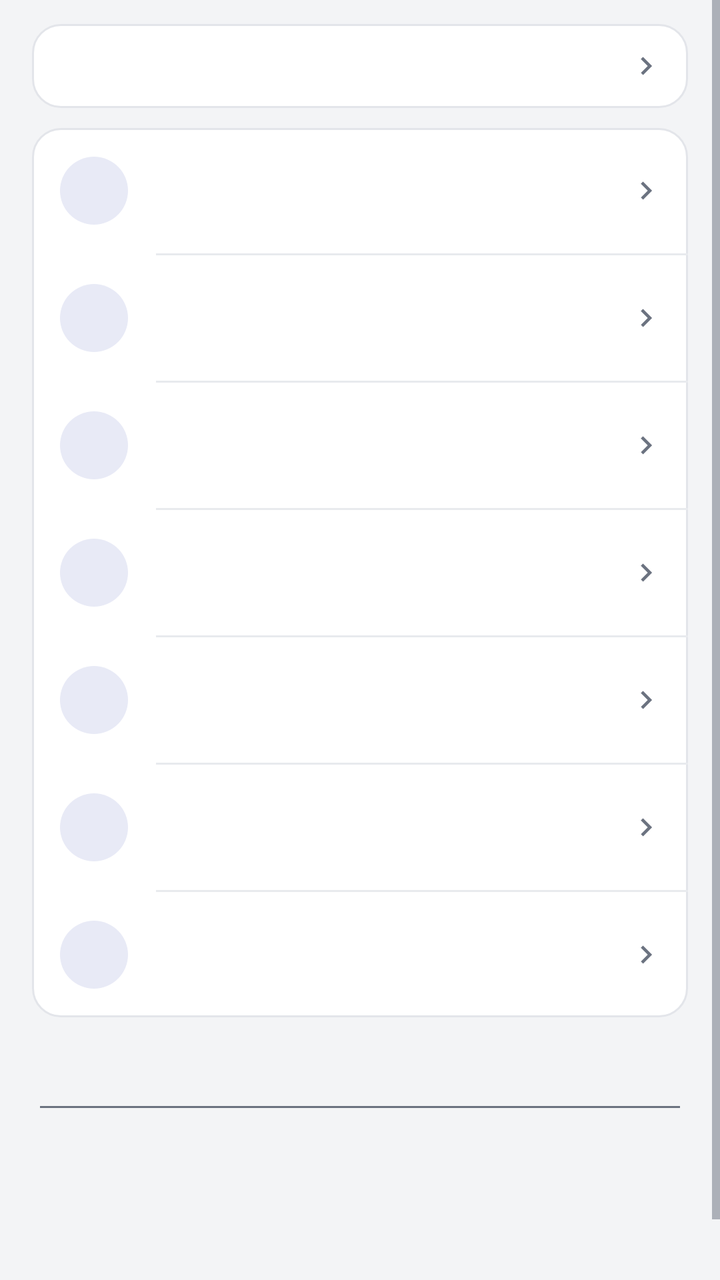
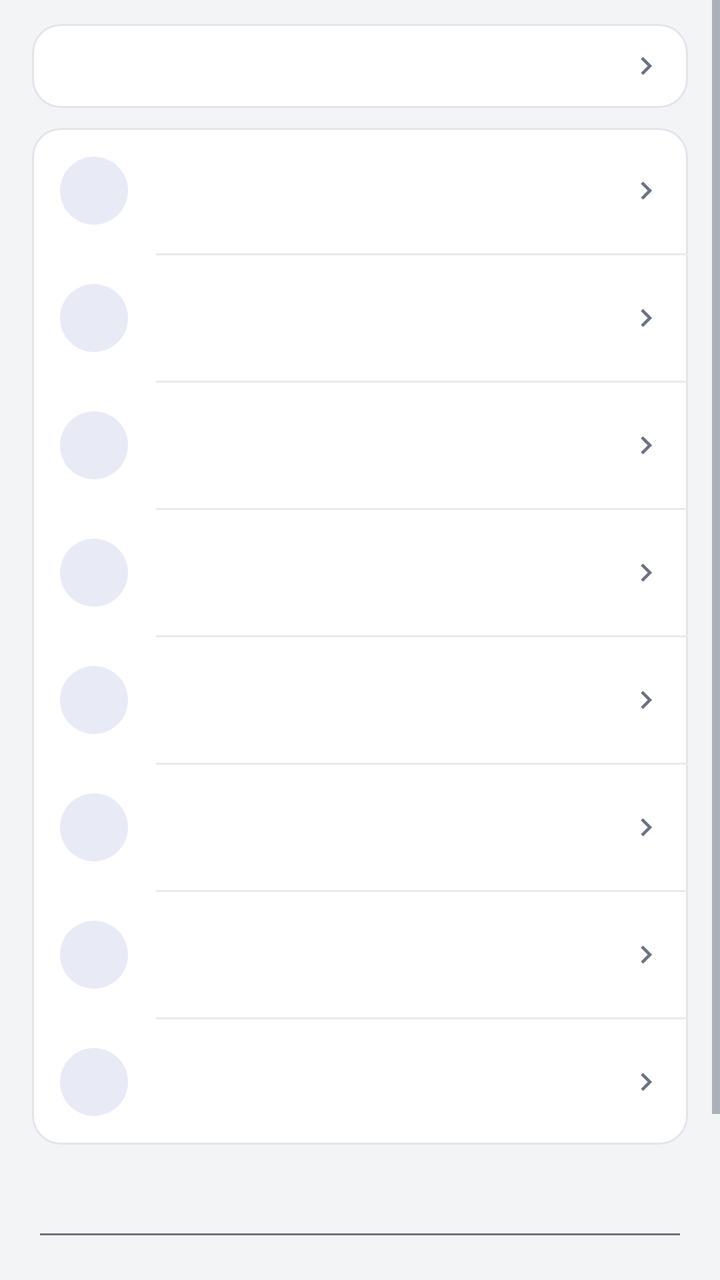

Compare the two renders of this Android layout. The source of the first and the diff that turns it into the second are given below.
<!-- AndroidManifest.xml: activity theme AppTheme -->
<!-- res/layout/activity_mods.xml -->
<?xml version="1.0" encoding="utf-8"?>
<ScrollView xmlns:android="http://schemas.android.com/apk/res/android"
    android:id="@+id/root"
    android:layout_width="match_parent"
    android:layout_height="match_parent"
    android:background="@color/bg"
    android:fillViewport="true"
    android:scrollbars="vertical">

    <LinearLayout
        android:layout_width="match_parent"
        android:layout_height="wrap_content"
        android:orientation="vertical">

        <LinearLayout
            android:layout_width="match_parent"
            android:layout_height="wrap_content"
            android:orientation="vertical"
            android:paddingStart="@dimen/page_pad"
            android:paddingEnd="@dimen/page_pad"
            android:paddingTop="12dp"
            android:paddingBottom="14dp">

            
            <LinearLayout
                android:id="@+id/mods_status_box"
                android:layout_width="match_parent"
                android:layout_height="wrap_content"
                android:orientation="vertical"
                android:background="@drawable/card_bg_press"
                android:clickable="true"
                android:focusable="false"
                android:paddingStart="14dp"
                android:paddingEnd="12dp"
                android:paddingTop="12dp"
                android:paddingBottom="12dp">

                <LinearLayout
                    android:layout_width="match_parent"
                    android:layout_height="wrap_content"
                    android:orientation="horizontal"
                    android:gravity="center_vertical">

                    <TextView
                        android:id="@+id/mods_summary"
                        android:layout_width="0dp"
                        android:layout_height="wrap_content"
                        android:layout_weight="1"
                        android:singleLine="true"
                        android:ellipsize="end"
                        android:textSize="13sp"
                        android:textColor="@color/fg_muted" />

                    <ImageView
                        android:id="@+id/mods_chevron"
                        android:layout_width="@dimen/row_chevron"
                        android:layout_height="@dimen/row_chevron"
                        android:layout_marginStart="8dp"
                        android:src="@drawable/ic_chevron"
                        android:tint="@color/fg_muted" />
                </LinearLayout>

                
                <TextView
                    android:id="@+id/mods_fail_note"
                    android:layout_width="match_parent"
                    android:layout_height="wrap_content"
                    android:paddingTop="6dp"
                    android:textSize="13sp"
                    android:lineSpacingExtra="2dp"
                    android:textColor="@color/fg"
                    android:visibility="gone" />

                
                <TextView
                    android:id="@+id/mods_verdict"
                    android:layout_width="match_parent"
                    android:layout_height="wrap_content"
                    android:paddingTop="6dp"
                    android:textSize="13sp"
                    android:lineSpacingExtra="2dp"
                    android:textColor="@color/fg"
                    android:visibility="gone" />

                <TextView
                    android:id="@+id/mods_detail"
                    android:layout_width="match_parent"
                    android:layout_height="wrap_content"
                    android:paddingTop="8dp"
                    android:textSize="11sp"
                    android:lineSpacingExtra="4dp"
                    android:textColor="@color/fg_muted"
                    android:visibility="gone" />
            </LinearLayout>

            
            <LinearLayout
                android:layout_width="match_parent"
                android:layout_height="wrap_content"
                android:layout_marginTop="@dimen/card_gap"
                android:orientation="vertical"
                android:background="@drawable/card_bg">

                <include
                    android:id="@+id/row_mod_slot"
                    layout="@layout/row_action"
                    android:layout_width="match_parent"
                    android:layout_height="wrap_content" />

                <View
                    android:id="@+id/div_mod_slot"
                    android:layout_width="match_parent"
                    android:layout_height="1dp"
                    android:layout_marginStart="62dp"
                    android:background="@color/divider" />

                
                <include
                    android:id="@+id/row_mod_import"
                    layout="@layout/row_action"
                    android:layout_width="match_parent"
                    android:layout_height="wrap_content" />

                <View
                    android:layout_width="match_parent"
                    android:layout_height="1dp"
                    android:layout_marginStart="62dp"
                    android:background="@color/divider" />

                <include
                    android:id="@+id/row_mod_copy"
                    layout="@layout/row_action"
                    android:layout_width="match_parent"
                    android:layout_height="wrap_content" />

                <View
                    android:layout_width="match_parent"
                    android:layout_height="1dp"
                    android:layout_marginStart="62dp"
                    android:background="@color/divider" />

                
                <include
                    android:id="@+id/row_mod_export"
                    layout="@layout/row_action"
                    android:layout_width="match_parent"
                    android:layout_height="wrap_content" />

                <View
                    android:layout_width="match_parent"
                    android:layout_height="1dp"
                    android:layout_marginStart="62dp"
                    android:background="@color/divider" />

                
                <include
                    android:id="@+id/row_mod_conflict"
                    layout="@layout/row_action"
                    android:layout_width="match_parent"
                    android:layout_height="wrap_content" />

                <View
                    android:layout_width="match_parent"
                    android:layout_height="1dp"
                    android:layout_marginStart="62dp"
                    android:background="@color/divider" />

                <include
                    android:id="@+id/row_mod_filter"
                    layout="@layout/row_action"
                    android:layout_width="match_parent"
                    android:layout_height="wrap_content" />

                <View
                    android:layout_width="match_parent"
                    android:layout_height="1dp"
                    android:layout_marginStart="62dp"
                    android:background="@color/divider" />

                <include
                    android:id="@+id/row_mod_batch"
                    layout="@layout/row_action"
                    android:layout_width="match_parent"
                    android:layout_height="wrap_content" />
            </LinearLayout>
        </LinearLayout>

        
        <EditText
            android:id="@+id/mod_search"
            android:layout_width="match_parent"
            android:layout_height="wrap_content"
            android:layout_marginStart="@dimen/page_pad"
            android:layout_marginEnd="@dimen/page_pad"
            android:layout_marginTop="2dp"
            android:inputType="text"
            android:maxLength="60"
            android:singleLine="true"
            android:textColor="@color/fg"
            android:textColorHint="@color/fg_muted"
            android:textSize="15sp" />

        
        <TextView
            android:id="@+id/mod_filtered"
            android:layout_width="match_parent"
            android:layout_height="wrap_content"
            android:paddingStart="@dimen/page_pad"
            android:paddingEnd="@dimen/page_pad"
            android:paddingTop="6dp"
            android:textColor="@color/fg_muted"
            android:textSize="12sp"
            android:visibility="gone" />
        
        <LinearLayout
            android:id="@+id/mod_container"
            android:layout_width="match_parent"
            android:layout_height="wrap_content"
            android:orientation="vertical"
            android:paddingStart="@dimen/page_pad"
            android:paddingEnd="@dimen/page_pad"
            android:paddingBottom="12dp" />

        <TextView
            android:id="@+id/mod_empty"
            android:layout_width="match_parent"
            android:layout_height="wrap_content"
            android:padding="28dp"
            android:gravity="center"
            android:textAlignment="center"
            android:textSize="13sp"
            android:lineSpacingExtra="4dp"
            android:textColor="@color/fg_muted" />

        
        <View
            android:layout_width="match_parent"
            android:layout_height="@dimen/page_bottom_space" />
    </LinearLayout>
</ScrollView>
<!-- res/layout/row_action.xml (included above) -->
<?xml version="1.0" encoding="utf-8"?>
<LinearLayout xmlns:android="http://schemas.android.com/apk/res/android"
    android:layout_width="match_parent"
    android:layout_height="wrap_content"
    android:orientation="horizontal"
    android:gravity="center_vertical"
    android:background="?android:attr/selectableItemBackground"
    android:clickable="true"
    android:focusable="false"
    android:paddingStart="14dp"
    android:paddingEnd="12dp"
    android:paddingTop="12dp"
    android:paddingBottom="12dp">

    <FrameLayout
        android:layout_width="@dimen/row_icon_box"
        android:layout_height="@dimen/row_icon_box"
        android:background="@drawable/icon_circle">

        <ImageView
            android:id="@+id/act_icon"
            android:layout_width="@dimen/row_icon"
            android:layout_height="@dimen/row_icon"
            android:layout_gravity="center"
            android:tint="@color/accent" />
    </FrameLayout>

    <LinearLayout
        android:layout_width="0dp"
        android:layout_height="wrap_content"
        android:layout_weight="1"
        android:layout_marginStart="14dp"
        android:orientation="vertical">

        <TextView
            android:id="@+id/act_title"
            android:layout_width="match_parent"
            android:layout_height="wrap_content"
            android:singleLine="true"
            android:ellipsize="end"
            android:textSize="15sp"
            android:textColor="@color/fg" />

        <TextView
            android:id="@+id/act_sub"
            android:layout_width="match_parent"
            android:layout_height="wrap_content"
            android:paddingTop="2dp"
            android:textSize="12sp"
            android:textColor="@color/fg_muted" />
    </LinearLayout>

    <ImageView
        android:layout_width="@dimen/row_chevron"
        android:layout_height="@dimen/row_chevron"
        android:layout_marginStart="8dp"
        android:src="@drawable/ic_chevron"
        android:tint="@color/fg_muted" />
</LinearLayout>
<!-- resources referenced by this layout -->
<resources>
  <color name="accent">#FF3F51B5</color>
  <color name="bg">#FFF3F4F6</color>
  <color name="divider">#FFE8EAEE</color>
  <color name="fg">#FF1A1C1E</color>
  <color name="fg_muted">#FF6B7280</color>
  <dimen name="card_gap">10dp</dimen>
  <dimen name="page_bottom_space">24dp</dimen>
  <dimen name="page_pad">16dp</dimen>
  <dimen name="row_chevron">18dp</dimen>
  <dimen name="row_icon">22dp</dimen>
  <dimen name="row_icon_box">34dp</dimen>
  <!-- drawable card_bg (drawable) -->
  <?xml version="1.0" encoding="utf-8"?>
  <shape xmlns:android="http://schemas.android.com/apk/res/android"
      android:shape="rectangle">
      <solid android:color="@color/card" />
      <corners android:radius="14dp" />
      <stroke android:width="1dp" android:color="@color/card_stroke" />
  </shape>
  <!-- drawable card_bg_press (drawable) -->
  <?xml version="1.0" encoding="utf-8"?>
  <selector xmlns:android="http://schemas.android.com/apk/res/android">
      <item android:state_pressed="true">
          <shape android:shape="rectangle">
              <solid android:color="@color/card_press" />
              <corners android:radius="14dp" />
              <stroke android:width="1dp" android:color="@color/card_stroke" />
          </shape>
      </item>
      <item>
          <shape android:shape="rectangle">
              <solid android:color="@color/card" />
              <corners android:radius="14dp" />
              <stroke android:width="1dp" android:color="@color/card_stroke" />
          </shape>
      </item>
  </selector>
  <!-- drawable ic_chevron (drawable) -->
  <?xml version="1.0" encoding="utf-8"?>
  <vector xmlns:android="http://schemas.android.com/apk/res/android"
      android:width="24dp"
      android:height="24dp"
      android:viewportWidth="24"
      android:viewportHeight="24">
      <path
          android:fillColor="@color/icon_tint"
          android:pathData="M10,6L8.59,7.41 13.17,12l-4.58,4.59L10,18l6,-6z" />
  </vector>
  <!-- drawable icon_circle (drawable) -->
  <?xml version="1.0" encoding="utf-8"?>
  <shape xmlns:android="http://schemas.android.com/apk/res/android"
      android:shape="oval">
      <solid android:color="@color/accent_soft" />
  </shape>
  <color name="card">#FFFFFFFF</color>
  <color name="card_stroke">#FFE3E5EA</color>
  <color name="card_press">#FFEFF1F5</color>
  <color name="icon_tint">#FF5F6368</color>
  <color name="accent_soft">#FFE8EAF6</color>
  <color name="appbar">#FF3F51B5</color>
  <color name="statusbar">#FF303F9F</color>
  <style name="AppBarStyle" parent="android:Widget.Material.ActionBar.Solid">
          <item name="android:background">@color/appbar</item>
          
          <item name="android:elevation">0dp</item>
          
          <item name="android:contentInsetStart">16dp</item>
          <item name="android:titleTextStyle">@style/AppBarTitle</item>
      </style>
  <style name="AppDialogTheme" parent="android:Theme.Material.Light.Dialog.Alert">
          <item name="android:windowBackground">@drawable/dlg_bg</item>
          <item name="android:colorAccent">@color/accent</item>
          <item name="android:textColorPrimary">@color/fg</item>
          <item name="android:textColorSecondary">@color/fg_muted</item>
          <item name="android:colorControlNormal">@color/fg_muted</item>
      </style>
  <style name="AppBarTitle" parent="android:TextAppearance.Material.Widget.ActionBar.Title">
          <item name="android:textColor">@color/on_appbar</item>
          <item name="android:textSize">20sp</item>
          <item name="android:fontFamily">sans-serif-medium</item>
      </style>
  <!-- drawable dlg_bg (drawable) -->
  <?xml version="1.0" encoding="utf-8"?>
  <inset xmlns:android="http://schemas.android.com/apk/res/android"
      android:inset="16dp">
      <shape android:shape="rectangle">
          <solid android:color="@color/card" />
          <corners android:radius="14dp" />
          <stroke android:width="1dp" android:color="@color/card_stroke" />
      </shape>
  </inset>
  <color name="on_appbar">#FFFFFFFF</color>
  <!-- unchanged entries left out for length: 1 -->
</resources>

<!-- the commit's change to res/layout/activity_mods.xml (unified diff, before → after) -->
@@ -127,6 +127,19 @@
                     android:layout_marginStart="62dp"
                     android:background="@color/divider" />
 
+                
+                <include
+                    android:id="@+id/row_mod_export"
+                    layout="@layout/row_action"
+                    android:layout_width="match_parent"
+                    android:layout_height="wrap_content" />
+
+                <View
+                    android:layout_width="match_parent"
+                    android:layout_height="1dp"
+                    android:layout_marginStart="62dp"
+                    android:background="@color/divider" />
+
                 <include
                     android:id="@+id/row_mod_copy"
                     layout="@layout/row_action"
@@ -141,19 +154,6 @@
 
                 
                 <include
-                    android:id="@+id/row_mod_export"
-                    layout="@layout/row_action"
-                    android:layout_width="match_parent"
-                    android:layout_height="wrap_content" />
-
-                <View
-                    android:layout_width="match_parent"
-                    android:layout_height="1dp"
-                    android:layout_marginStart="62dp"
-                    android:background="@color/divider" />
-
-                
-                <include
                     android:id="@+id/row_mod_conflict"
                     layout="@layout/row_action"
                     android:layout_width="match_parent"
@@ -166,19 +166,32 @@
                     android:background="@color/divider" />
 
                 <include
+                    android:id="@+id/row_mod_batch"
+                    layout="@layout/row_action"
+                    android:layout_width="match_parent"
+                    android:layout_height="wrap_content" />
+
+                <View
+                    android:layout_width="match_parent"
+                    android:layout_height="1dp"
+                    android:layout_marginStart="62dp"
+                    android:background="@color/divider" />
+
+                
+                <include
+                    android:id="@+id/row_mod_del"
+                    layout="@layout/row_action"
+                    android:layout_width="match_parent"
+                    android:layout_height="wrap_content" />
+
+                <View
+                    android:layout_width="match_parent"
+                    android:layout_height="1dp"
+                    android:layout_marginStart="62dp"
+                    android:background="@color/divider" />
+
+                <include
                     android:id="@+id/row_mod_filter"
-                    layout="@layout/row_action"
-                    android:layout_width="match_parent"
-                    android:layout_height="wrap_content" />
-
-                <View
-                    android:layout_width="match_parent"
-                    android:layout_height="1dp"
-                    android:layout_marginStart="62dp"
-                    android:background="@color/divider" />
-
-                <include
-                    android:id="@+id/row_mod_batch"
                     layout="@layout/row_action"
                     android:layout_width="match_parent"
                     android:layout_height="wrap_content" />
